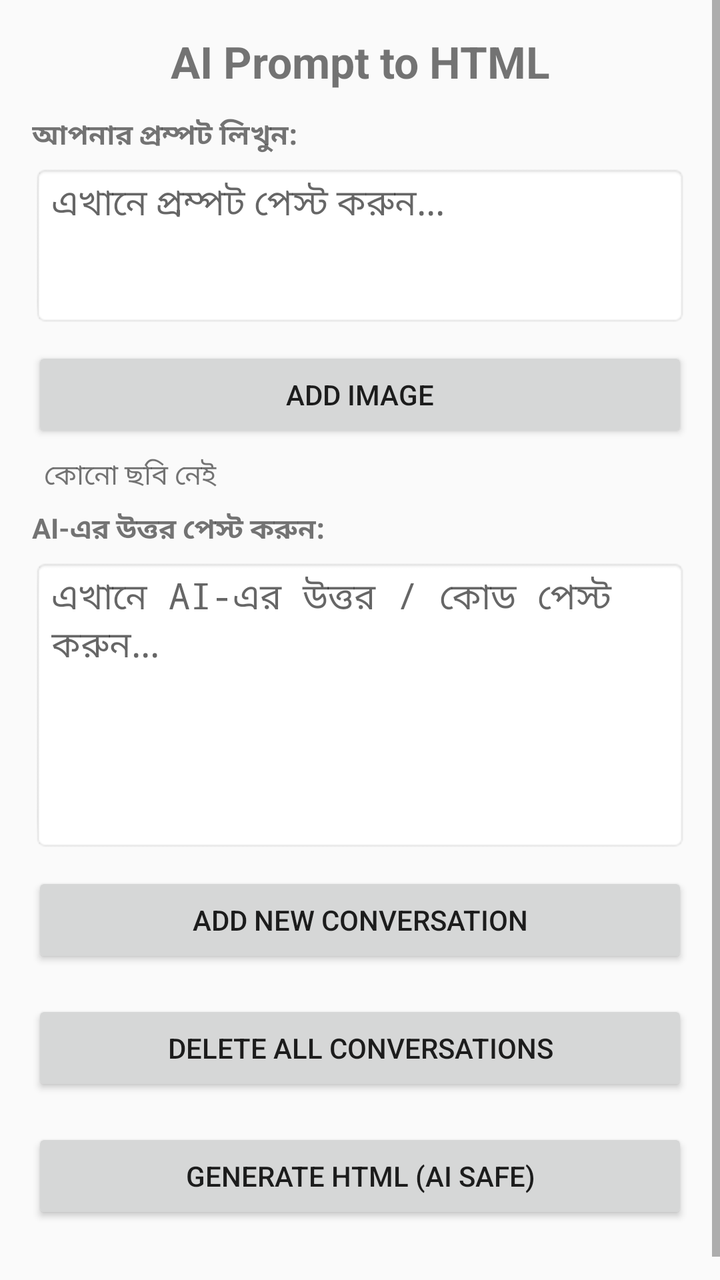
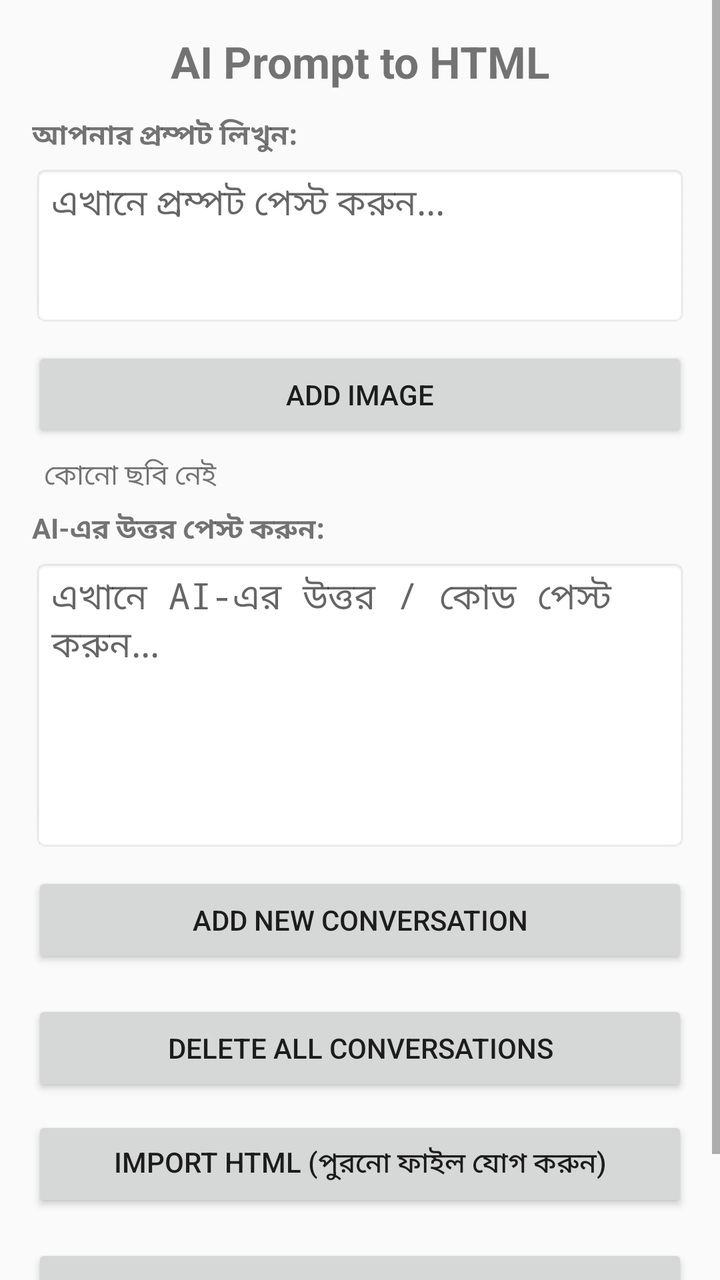

Screens rendered from an Android XML layout before and after an edit, with the pre-edit source and the edit as a unified diff.
<!-- AndroidManifest.xml: application theme AppTheme -->
<!-- res/layout/activity_main.xml -->
<?xml version="1.0" encoding="utf-8"?>
<ScrollView xmlns:android="http://schemas.android.com/apk/res/android"
    android:id="@+id/rootScroll"
    android:layout_width="match_parent"
    android:layout_height="match_parent"
    android:fillViewport="true">

    <LinearLayout
        android:layout_width="match_parent"
        android:layout_height="wrap_content"
        android:orientation="vertical"
        android:padding="16dp">

        <TextView
            android:layout_width="match_parent"
            android:layout_height="wrap_content"
            android:text="AI Prompt to HTML"
            android:textSize="22sp"
            android:textStyle="bold"
            android:gravity="center"
            android:paddingBottom="12dp" />

        <TextView
            android:layout_width="match_parent"
            android:layout_height="wrap_content"
            android:text="আপনার প্রম্পট লিখুন:"
            android:textStyle="bold"
            android:paddingBottom="4dp" />

        <EditText
            android:id="@+id/promptInput"
            android:layout_width="match_parent"
            android:layout_height="wrap_content"
            android:minLines="3"
            android:gravity="top"
            android:hint="এখানে প্রম্পট পেস্ট করুন..."
            android:background="@android:drawable/editbox_background"
            android:inputType="textMultiLine"
            android:scrollbars="vertical" />

        <Button
            android:id="@+id/addImageButton"
            android:layout_width="match_parent"
            android:layout_height="wrap_content"
            android:layout_marginTop="10dp"
            android:text="Add Image" />

        <TextView
            android:id="@+id/imageLabel"
            android:layout_width="match_parent"
            android:layout_height="wrap_content"
            android:text="কোনো ছবি নেই"
            android:padding="6dp" />

        <TextView
            android:layout_width="match_parent"
            android:layout_height="wrap_content"
            android:text="AI-এর উত্তর পেস্ট করুন:"
            android:textStyle="bold"
            android:paddingBottom="4dp" />

        <EditText
            android:id="@+id/responseInput"
            android:layout_width="match_parent"
            android:layout_height="wrap_content"
            android:minLines="6"
            android:gravity="top"
            android:hint="এখানে AI-এর উত্তর / কোড পেস্ট করুন..."
            android:fontFamily="monospace"
            android:background="@android:drawable/editbox_background"
            android:inputType="textMultiLine"
            android:scrollbars="vertical" />

        <Button
            android:id="@+id/addTurnButton"
            android:layout_width="match_parent"
            android:layout_height="wrap_content"
            android:layout_marginTop="10dp"
            android:text="Add New Conversation" />

        <Button
            android:id="@+id/cancelEditButton"
            android:layout_width="match_parent"
            android:layout_height="wrap_content"
            android:layout_marginTop="6dp"
            android:text="Cancel Editing"
            android:visibility="gone" />

        <LinearLayout
            android:id="@+id/turnsContainer"
            android:layout_width="match_parent"
            android:layout_height="wrap_content"
            android:orientation="vertical"
            android:paddingTop="6dp" />

        <Button
            android:id="@+id/deleteAllButton"
            android:layout_width="match_parent"
            android:layout_height="wrap_content"
            android:layout_marginTop="10dp"
            android:text="Delete All Conversations" />

        <Button
            android:id="@+id/generateHtmlButton"
            android:layout_width="match_parent"
            android:layout_height="wrap_content"
            android:layout_marginTop="16dp"
            android:layout_marginBottom="24dp"
            android:text="Generate HTML (AI Safe)" />

    </LinearLayout>
</ScrollView>
<!-- resources referenced by this layout -->
<resources>
  <style name="AppTheme" parent="android:Theme.Material.Light.DarkActionBar">
          <item name="android:colorPrimary">@color/primary</item>
          <item name="android:colorPrimaryDark">@color/primary_dark</item>
          <item name="android:colorAccent">@color/accent</item>
      </style>
  <color name="primary">#1565C0</color>
  <color name="primary_dark">#0D47A1</color>
  <color name="accent">#D32F2F</color>
</resources>

<!-- the commit's change to res/layout/activity_main.xml (unified diff, before → after) -->
@@ -101,6 +101,13 @@
             android:text="Delete All Conversations" />
 
         <Button
+            android:id="@+id/importHtmlButton"
+            android:layout_width="match_parent"
+            android:layout_height="wrap_content"
+            android:layout_marginTop="10dp"
+            android:text="Import HTML (পুরনো ফাইল যোগ করুন)" />
+
+        <Button
             android:id="@+id/generateHtmlButton"
             android:layout_width="match_parent"
             android:layout_height="wrap_content"
